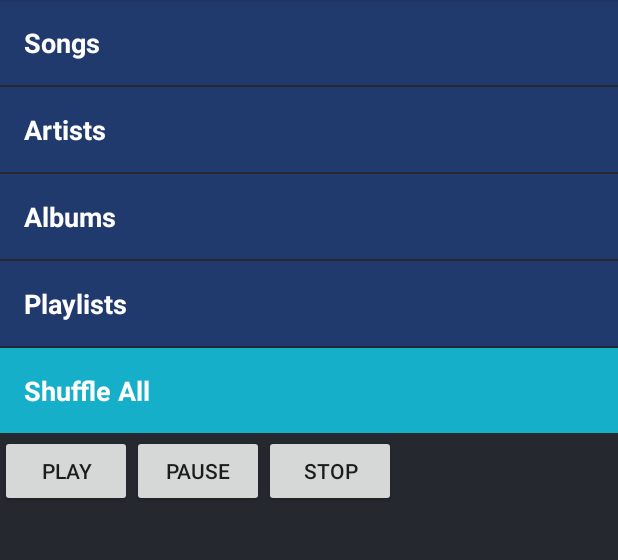
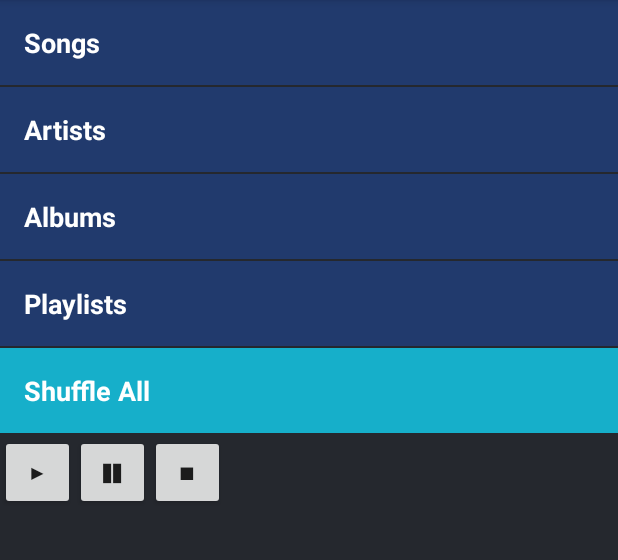
Before and after one commit to NairArjunWD/symphonia, an Android app: the screen it shows after launch (MainActivity), on a phone screen of 412 x 824 dp, the part 84-644 px from its top. Run offline under Robolectric (Android 15) with nearby library versions, the phone set to English and light mode, and no system bars.

Commit message:
Button Styling
Change the buttons for the media player to include the play, pause, and stop icons.

```diff
--- a/app/src/main/java/com/example/symphonia/MainActivity.java
+++ b/app/src/main/java/com/example/symphonia/MainActivity.java
@@ -96,11 +96,13 @@ public class MainActivity extends AppCompatActivity {
             });
         }
         player.start();
+        Toast.makeText(this, "Song playing", Toast.LENGTH_SHORT).show();
     }
 
     public void pause(View view) {
         if (player != null) {
             player.pause();
+            Toast.makeText(this, "Song paused", Toast.LENGTH_SHORT).show();
         }
     }
 
@@ -112,7 +114,7 @@ public class MainActivity extends AppCompatActivity {
         if (player != null) {
             player.release();
             player = null;
-            Toast.makeText(this, "MediaPlayer released", Toast.LENGTH_SHORT).show();
+            Toast.makeText(this, "Song stopped", Toast.LENGTH_SHORT).show();
         }
     }
 
--- a/app/src/main/res/layout/activity_main.xml
+++ b/app/src/main/res/layout/activity_main.xml
@@ -59,21 +59,21 @@
         android:orientation="horizontal">
 
         <Button
-            android:layout_width="wrap_content"
-            android:layout_height="match_parent"
-            android:text="Play"
+            android:layout_width="@dimen/box_size"
+            android:layout_height="@dimen/box_size"
+            android:text="▶"
             android:onClick="play"/>
 
         <Button
-            android:layout_width="wrap_content"
-            android:layout_height="match_parent"
-            android:text="Pause"
+            android:layout_width="@dimen/box_size"
+            android:layout_height="@dimen/box_size"
+            android:text="❚❚"
             android:onClick="pause"/>
 
         <Button
-            android:layout_width="wrap_content"
-            android:layout_height="match_parent"
-            android:text="Stop"
+            android:layout_width="@dimen/box_size"
+            android:layout_height="@dimen/box_size"
+            android:text="■"
             android:onClick="stop"/>
 
     </LinearLayout>
--- a/app/src/main/res/values/dimens.xml
+++ b/app/src/main/res/values/dimens.xml
@@ -5,4 +5,6 @@
     <!-- Default screen margins, per the Android Design guidelines. -->
     <dimen name="activity_horizontal_margin">16dp</dimen>
     <dimen name="activity_vertical_margin">16dp</dimen>
+
+    <dimen name="box_size">50dp</dimen>
 </resources>
```
